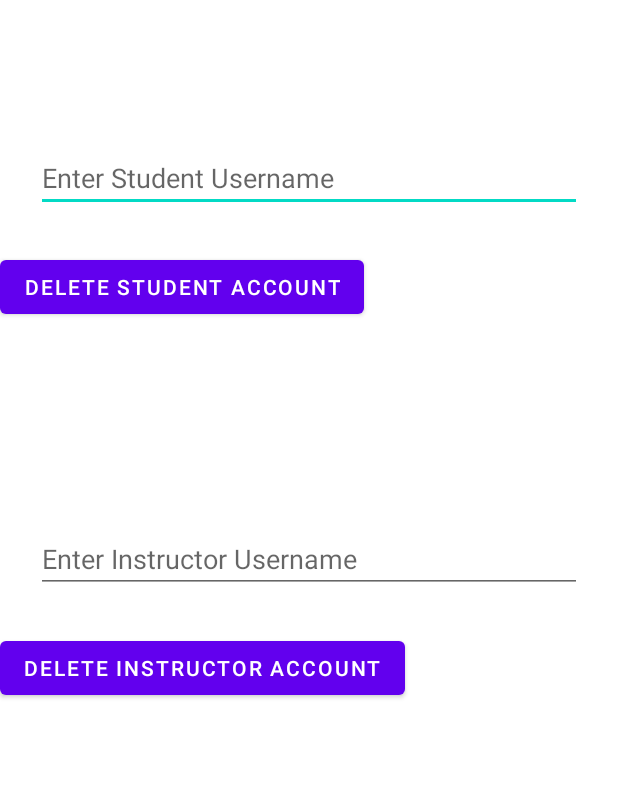
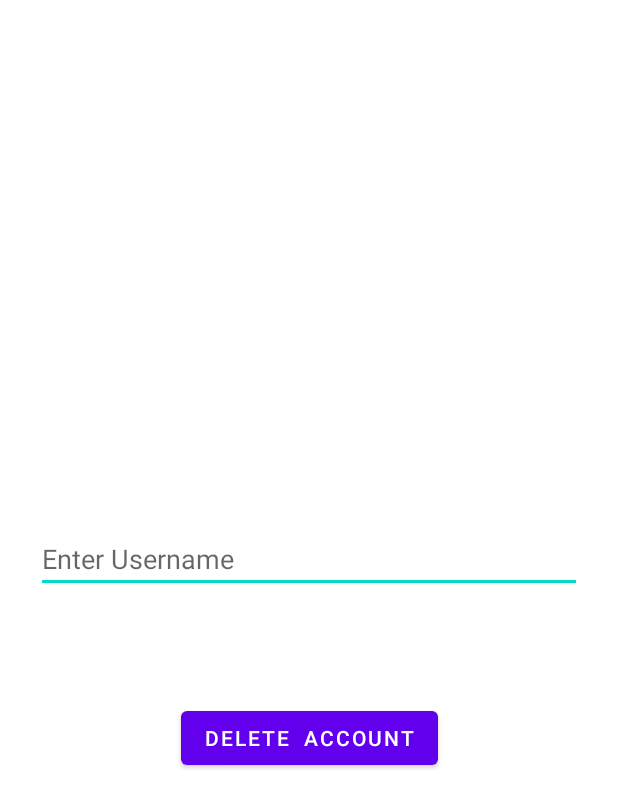
Before and after one commit to tamaraamicic/SEG2105, an Android app: the layout delete_accounts.xml on its own in the app's theme, with its tools: preview values and no code run, on a phone screen of 412 x 824 dp. Shown: the top 808 px of the screen. Run offline under Robolectric (Android 15) with nearby library versions, the phone set to English and light mode, and no system bars.

```diff
--- a/SEG2105TermProject/app/src/main/res/layout/delete_accounts.xml
+++ b/SEG2105TermProject/app/src/main/res/layout/delete_accounts.xml
@@ -5,31 +5,8 @@
     android:layout_width="match_parent"
     android:layout_height="match_parent">
 
-    <com.google.android.material.textfield.TextInputEditText
-        android:id="@+id/inputStudentForDeleteAccount"
-        android:layout_width="match_parent"
-        android:layout_height="wrap_content"
-        android:layout_marginStart="24dp"
-        android:layout_marginLeft="24dp"
-        android:layout_marginTop="96dp"
-        android:layout_marginEnd="24dp"
-        android:layout_marginRight="24dp"
-        android:hint="Enter Student Username"
-        app:layout_constraintEnd_toEndOf="parent"
-        app:layout_constraintStart_toStartOf="parent"
-        app:layout_constraintTop_toTopOf="parent" />
-
-    <Button
-        android:id="@+id/deleteStudentForDeleteAccount"
-        android:layout_width="wrap_content"
-        android:layout_height="wrap_content"
-        android:layout_marginTop="26dp"
-        android:text="Delete student account"
-        app:layout_constraintTop_toBottomOf="@+id/inputStudentForDeleteAccount"
-        tools:layout_editor_absoluteX="84dp" />
-
-    <com.google.android.material.textfield.TextInputEditText
-        android:id="@+id/inputInstructorForDeleteAccount"
+    <EditText
+        android:id="@+id/deleteAccountInput"
         android:layout_width="match_parent"
         android:layout_height="wrap_content"
         android:layout_marginStart="24dp"
@@ -37,17 +14,29 @@
         android:layout_marginTop="350dp"
         android:layout_marginEnd="24dp"
         android:layout_marginRight="24dp"
-        android:hint="Enter Instructor Username"
+        android:hint="Enter Username"
         app:layout_constraintEnd_toEndOf="parent"
         app:layout_constraintStart_toStartOf="parent"
         app:layout_constraintTop_toTopOf="parent" />
 
     <Button
-        android:id="@+id/deleteInstructorForDeleteAccount"
+        android:id="@+id/confirmDeleteAccountButton"
         android:layout_width="wrap_content"
         android:layout_height="wrap_content"
         android:layout_marginTop="26dp"
-        android:text="Delete instructor account"
-        app:layout_constraintTop_toBottomOf="@+id/inputInstructorForDeleteAccount"
-        tools:layout_editor_absoluteX="71dp" />
+        android:layout_marginBottom="262dp"
+        android:text="Delete  account"
+        app:layout_constraintBottom_toBottomOf="parent"
+        app:layout_constraintEnd_toEndOf="parent"
+        app:layout_constraintStart_toStartOf="parent"
+        app:layout_constraintTop_toBottomOf="@+id/deleteAccountInput" />
+
+    <TextView
+        android:id="@+id/wholeView"
+        android:layout_width="379dp"
+        android:layout_height="298dp"
+        app:layout_constraintBottom_toTopOf="@+id/deleteAccountInput"
+        app:layout_constraintEnd_toEndOf="parent"
+        app:layout_constraintStart_toStartOf="parent"
+        app:layout_constraintTop_toTopOf="parent" />
 </androidx.constraintlayout.widget.ConstraintLayout>
```
Also changed, not shown: SEG2105TermProject/app/src/main/AndroidManifest.xml (+36 -0 lines), SEG2105TermProject/app/src/main/java/com/example/seg2105_term_project/AdminPage.java (added, +45 -0 lines), SEG2105TermProject/app/src/main/java/com/example/seg2105_term_project/CurrentUser.java (added, +31 -0 lines), SEG2105TermProject/app/src/main/java/com/example/seg2105_term_project/DeleteAccount.java (added, +78 -0 lines), SEG2105TermProject/app/src/main/java/com/example/seg2105_term_project/InstructorPage.java (added, +16 -0 lines), SEG2105TermProject/app/src/main/java/com/example/seg2105_term_project/MainActivity.java (+28 -3 lines), SEG2105TermProject/app/src/main/java/com/example/seg2105_term_project/MyDBHandler.java (+10 -6 lines), SEG2105TermProject/app/src/main/java/com/example/seg2105_term_project/StudentPage.java (added, +16 -0 lines), SEG2105TermProject/app/src/main/java/com/example/seg2105_term_project/VerifyLogin.java (+20 -0 lines), SEG2105TermProject/app/src/main/res/layout/admin_page.xml (+26 -27 lines).
